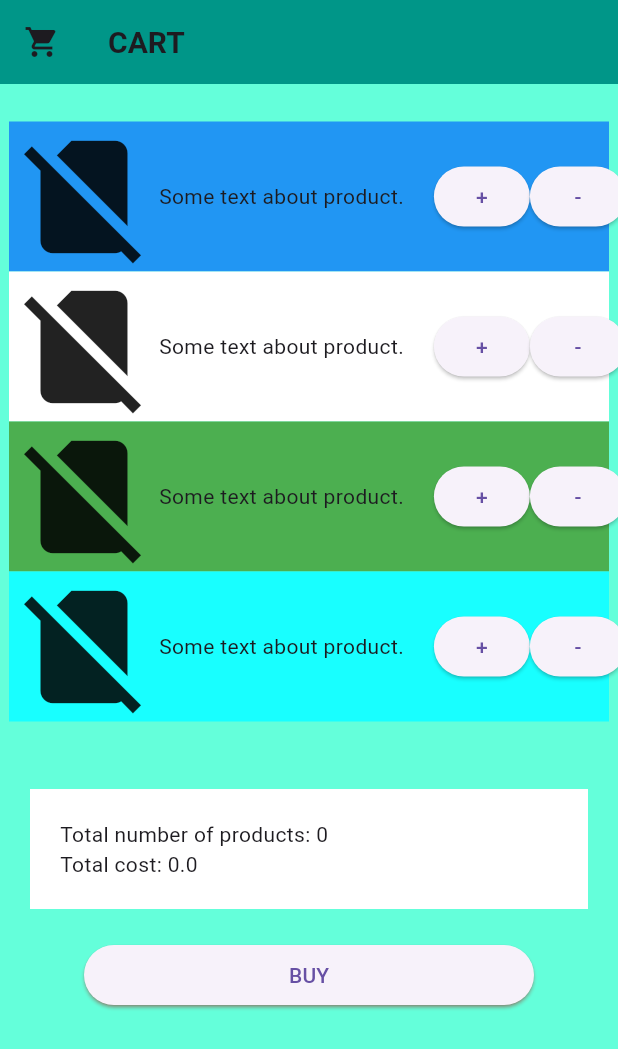
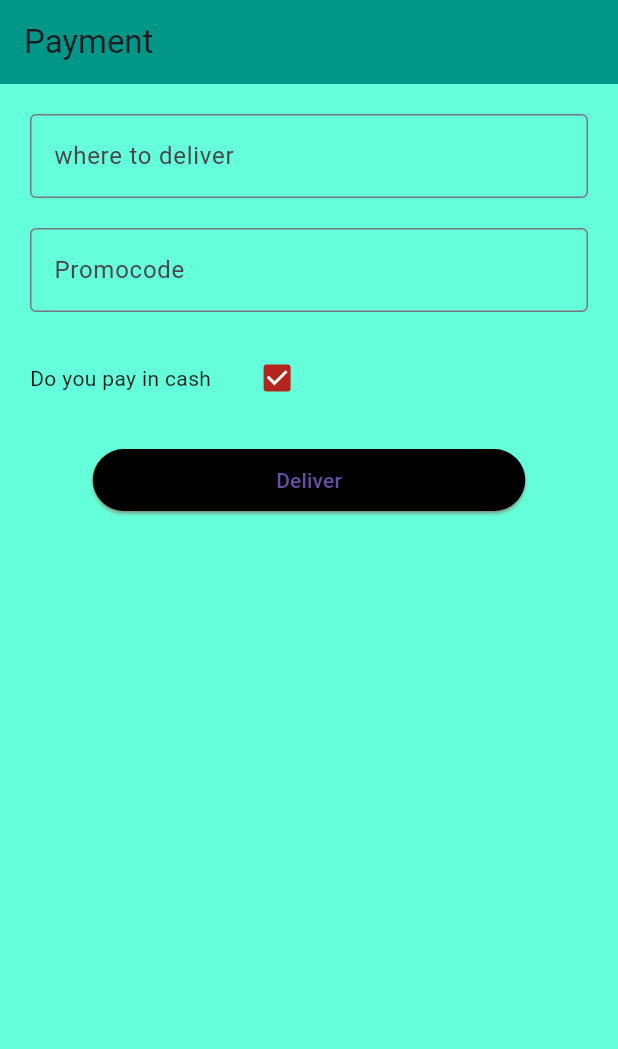
Before and after one commit to dilmurood/Flutter_Project, a Flutter app: the screen it shows after launch, on a phone screen of 412 x 824 dp. Shown: the top 1049 px of the screen. Run offline on Flutter 3.47's test engine with Material 3 defaults, Android fonts, the phone set to English and light mode, and no system bars.

Commit message:
new page added

```diff
--- a/lib/Cart.dart
+++ b/lib/Cart.dart
@@ -1,6 +1,6 @@
 import 'dart:math';
 import 'package:flutter/material.dart';
-import 'package:flutter_project/RegisterationScreen.dart';
+import 'package:flutter_project/PaymentApp.dart';
 
 class Cart extends StatelessWidget {
   final double totalCost = 0.0;
@@ -8,14 +8,14 @@ class Cart extends StatelessWidget {
 
   const Cart({super.key});
 
-
   void _buyPressed(BuildContext context) {
-    Navigator.push(context,
-        MaterialPageRoute(builder: (context) => RegistrationScreen()));
+    Navigator.push(
+        context, MaterialPageRoute(builder: (context) => PaymentApp()));
   }
 
   @override
   Widget build(BuildContext context) {
+    final size = MediaQuery.of(context).size;
     return Scaffold(
       appBar: AppBar(
         title: const Text(
@@ -28,13 +28,13 @@ class Cart extends StatelessWidget {
       backgroundColor: Colors.tealAccent,
       body: Center(
           child: Column(
-        children: <Widget>[
+          children: <Widget>[
           const SizedBox(
             height: 25,
           ),
           Container(
             height: 100,
-            width: 400,
+            width: size.width * 0.9,
             color: const Color.fromRGBO(33, 150, 243, 1),
             child: Row(children: <Widget>[
               const Icon(
@@ -51,7 +51,7 @@ class Cart extends StatelessWidget {
           ),
           Container(
             height: 100,
-            width: 400,
+            width: size.width * 0.9,
             color: Colors.white,
             child: Row(children: <Widget>[
               const Icon(
@@ -68,7 +68,7 @@ class Cart extends StatelessWidget {
           ),
           Container(
             height: 100,
-            width: 400,
+            width: size.width * 0.9,
             color: Colors.green,
             child: Row(children: <Widget>[
               const Icon(
@@ -85,11 +85,11 @@ class Cart extends StatelessWidget {
           ),
           Container(
             height: 100,
-            width: 400,
+            width: size.width * 0.9,
             color: Colors.cyanAccent,
             child: Row(children: <Widget>[
               const Icon(
-                Icons.no_sim,
+                Icons.image,
                 size: 100,
               ),
               const Text("Some text about product."),
@@ -108,7 +108,8 @@ class Cart extends StatelessWidget {
             margin: const EdgeInsets.all(20),
             padding: const EdgeInsets.all(20),
             child: Row(children: <Widget>[
-               Text("Total number of products: $numberOfProducts \nTotal cost: $totalCost")
+              Text(
+                  "Total number of products: $numberOfProducts \nTotal cost: $totalCost")
             ]),
           ),
           ElevatedButton(
@@ -116,7 +117,11 @@ class Cart extends StatelessWidget {
                 _buyPressed(context);
               },
               style: ElevatedButton.styleFrom(
-                  fixedSize: const Size(300, 25), shadowColor: Colors.red),
+                  fixedSize: Size(
+                    size.width * 0.7,
+                    size.height * 0.05,
+                  ),
+                  shadowColor: Colors.red),
               child: const Text("BUY"))
         ],
       )),
--- /dev/null
+++ b/lib/PaymentApp.dart
@@ -0,0 +1,101 @@
+import 'package:flutter/material.dart';
+import 'package:flutter_project/LoginScreen.dart';
+
+class PaymentApp extends StatelessWidget {
+  const PaymentApp({super.key});
+
+  void _makeDelivery(BuildContext context) {
+    Navigator.push(
+        context, MaterialPageRoute(builder: (context) => LoginScreen()));
+  }
+
+  @override
+  Widget build(BuildContext context) {
+    final size = MediaQuery.of(context).size;
+    return MaterialApp(
+      home: Scaffold(
+        backgroundColor: Colors.tealAccent,
+        appBar: AppBar(
+          backgroundColor: Colors.teal,
+          title: const Text('Payment'),
+        ),
+        body:  Center(
+          child: Column(
+            children: <Widget>[
+              const Padding(
+                padding: EdgeInsets.all(20),
+                child: TextField(
+                  mouseCursor: MaterialStateMouseCursor.clickable,
+                  decoration: InputDecoration(
+                    border: OutlineInputBorder(),
+                    labelText: 'where to deliver',
+                  ),
+                ),
+              ),
+              const Padding(
+                padding: EdgeInsets.fromLTRB(20, 0, 20, 20),
+                child: TextField(
+                  mouseCursor: MaterialStateMouseCursor.clickable,
+                  decoration: InputDecoration(
+                    border: OutlineInputBorder(),
+                    labelText: 'Promocode',
+                  ),
+                ),
+              ),
+              const Payment(),
+              const SizedBox(height: 20,),
+              ElevatedButton(
+                  onPressed: () {
+                    _makeDelivery(context);
+                  },
+                  style: ElevatedButton.styleFrom(
+                    backgroundColor: Colors.black,
+                      fixedSize: Size(
+                        size.width * 0.7,
+                        size.height * 0.05,
+                      ),
+                      shadowColor: Colors.red),
+                  child: const Text("Deliver"))
+            ],
+          ),
+        ),
+      ),
+    );
+  }
+}
+
+class Payment extends StatefulWidget {
+  const Payment({super.key});
+
+  @override
+  State<Payment> createState() => _Payment();
+}
+
+class _Payment extends State<Payment> {
+  bool? isChecked = true;
+
+  @override
+  Widget build(BuildContext context) {
+    return Row(
+      mainAxisAlignment: MainAxisAlignment.start,
+      children: <Widget>[
+        const SizedBox(
+          width: 20,
+        ),
+        const Text('Do you pay in cash'),
+        const SizedBox(
+          width: 20,
+        ),
+        Checkbox(
+            tristate: true,
+            value: true,
+            isError: true,
+            onChanged: (bool? value) {
+              setState(() {
+                isChecked = value;
+              });
+            })
+      ],
+    );
+  }
+}
--- a/lib/PaymentMethod.dart
+++ /dev/null
@@ -1,9 +0,0 @@
-import 'package:flutter/material.dart';
-
-class PaymentMethod extends StatelessWidget {
-  const PaymentMethod({super.key});
-  @override
-  Widget build(BuildContext context) {
-    return Scaffold();
-  }
-}
--- a/lib/main.dart
+++ b/lib/main.dart
@@ -3,6 +3,7 @@ import 'package:flutter_project/AddItem.dart';
 import 'package:flutter_project/AddItemShow.dart';
 import 'package:flutter_project/Cart.dart';
 import 'package:flutter_project/LoginScreen.dart';
+import 'package:flutter_project/PaymentApp.dart';
 import 'package:flutter_project/ProfileScreen.dart';
 import 'package:flutter_project/RegisterationScreen.dart';
 
@@ -18,7 +19,7 @@ class MyApp extends StatelessWidget {
   Widget build(BuildContext context) {
     return MaterialApp(
       title: 'My App',
-      home: Cart(),
+      home: PaymentApp(),
       routes: {
         '/ProfileScreen': (context) => const ProfileScreen(),
         '/AddItemShow': (context) => const AddItemShow(),
```
Also changed, not shown: 1 other file.
